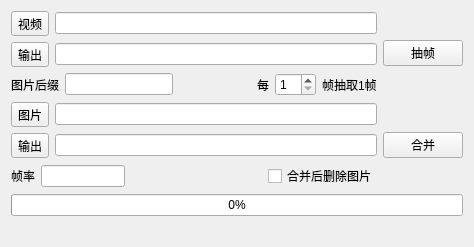
Above: ui/vitool.ui from Tongkaio/vitool before the change. Below: the same form after it.
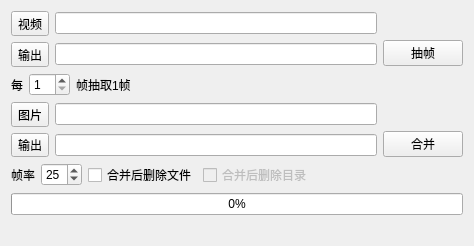
That is the form after the change.

Commit message: 完成图片合并功能开发

The edit to the form file:
```diff
--- a/ui/vitool.ui
+++ b/ui/vitool.ui
@@ -7,9 +7,21 @@
     <x>0</x>
     <y>0</y>
     <width>474</width>
-    <height>247</height>
+    <height>246</height>
    </rect>
   </property>
+  <property name="minimumSize">
+   <size>
+    <width>474</width>
+    <height>246</height>
+   </size>
+  </property>
+  <property name="maximumSize">
+   <size>
+    <width>474</width>
+    <height>246</height>
+   </size>
+  </property>
   <property name="windowTitle">
    <string>vitool</string>
   </property>
@@ -59,29 +71,6 @@
        </item>
        <item>
         <layout class="QHBoxLayout" name="horizontalLayout_7">
-         <item>
-          <widget class="QLabel" name="label">
-           <property name="text">
-            <string>图片后缀</string>
-           </property>
-          </widget>
-         </item>
-         <item>
-          <widget class="QLineEdit" name="lineEdit_suffix"/>
-         </item>
-         <item>
-          <spacer name="horizontalSpacer_5">
-           <property name="orientation">
-            <enum>Qt::Horizontal</enum>
-           </property>
-           <property name="sizeHint" stdset="0">
-            <size>
-             <width>40</width>
-             <height>20</height>
-            </size>
-           </property>
-          </spacer>
-         </item>
          <item>
           <widget class="QLabel" name="label_2">
            <property name="text">
@@ -103,6 +92,19 @@
            </property>
           </widget>
          </item>
+         <item>
+          <spacer name="horizontalSpacer">
+           <property name="orientation">
+            <enum>Qt::Horizontal</enum>
+           </property>
+           <property name="sizeHint" stdset="0">
+            <size>
+             <width>40</width>
+             <height>20</height>
+            </size>
+           </property>
+          </spacer>
+         </item>
         </layout>
        </item>
       </layout>
@@ -158,28 +160,54 @@
           </widget>
          </item>
          <item>
-          <widget class="QLineEdit" name="lineEdit_framefate"/>
-         </item>
-         <item>
-          <spacer name="horizontalSpacer_6">
-           <property name="orientation">
-            <enum>Qt::Horizontal</enum>
+          <widget class="QSpinBox" name="spinBox_fps">
+           <property name="minimum">
+            <number>1</number>
            </property>
-           <property name="sizeHint" stdset="0">
-            <size>
-             <width>160</width>
-             <height>20</height>
-            </size>
+           <property name="maximum">
+            <number>60</number>
            </property>
-          </spacer>
+           <property name="value">
+            <number>25</number>
+           </property>
+          </widget>
          </item>
          <item>
           <widget class="QCheckBox" name="checkBox_deleteimg">
+           <property name="minimumSize">
+            <size>
+             <width>0</width>
+             <height>0</height>
+            </size>
+           </property>
            <property name="text">
-            <string>合并后删除图片</string>
+            <string>合并后删除文件</string>
            </property>
           </widget>
          </item>
+         <item>
+          <widget class="QCheckBox" name="checkBox_deletedir">
+           <property name="enabled">
+            <bool>false</bool>
+           </property>
+           <property name="text">
+            <string>合并后删除目录</string>
+           </property>
+          </widget>
+         </item>
+         <item>
+          <spacer name="horizontalSpacer_2">
+           <property name="orientation">
+            <enum>Qt::Horizontal</enum>
+           </property>
+           <property name="sizeHint" stdset="0">
+            <size>
+             <width>40</width>
+             <height>20</height>
+            </size>
+           </property>
+          </spacer>
+         </item>
         </layout>
        </item>
       </layout>
```
The commit also changes 3 other files.
